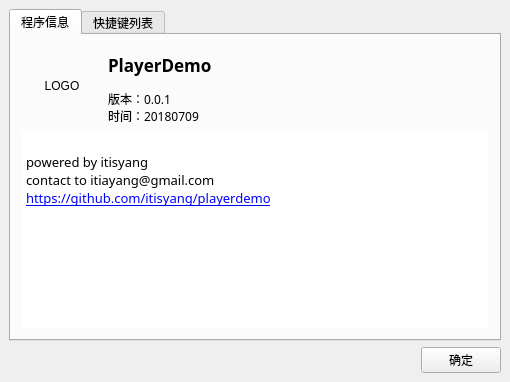
Old version of the form 3-VisualStudio2017/0-GtooPlayer/my/gtoo_player/GtooPlayer/ui/About.ui in the repository gtoo8888/-C-.
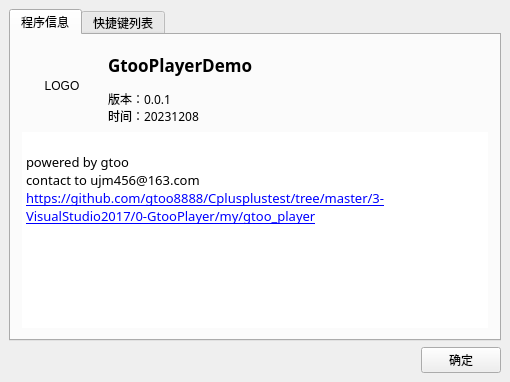
New version of the form.

Patch:
```diff
--- a/3-VisualStudio2017/0-GtooPlayer/my/gtoo_player/GtooPlayer/ui/About.ui
+++ b/3-VisualStudio2017/0-GtooPlayer/my/gtoo_player/GtooPlayer/ui/About.ui
@@ -83,7 +83,7 @@
                 </font>
                </property>
                <property name="text">
-                <string>PlayerDemo</string>
+                <string>GtooPlayerDemo</string>
                </property>
               </widget>
              </item>
@@ -96,7 +96,7 @@
                </property>
                <property name="text">
                 <string>版本：0.0.1
-时间：20180709</string>
+时间：20231208</string>
                </property>
               </widget>
              </item>
@@ -120,9 +120,9 @@
 p, li { white-space: pre-wrap; }
 &lt;/style&gt;&lt;/head&gt;&lt;body style=&quot; font-family:'微软雅黑'; font-size:9pt; font-weight:400; font-style:normal;&quot;&gt;
 &lt;p style=&quot;-qt-paragraph-type:empty; margin-top:0px; margin-bottom:0px; margin-left:0px; margin-right:0px; -qt-block-indent:0; text-indent:0px; font-family:'SimSun';&quot;&gt;&lt;br /&gt;&lt;/p&gt;
-&lt;p style=&quot; margin-top:0px; margin-bottom:0px; margin-left:0px; margin-right:0px; -qt-block-indent:0; text-indent:0px;&quot;&gt;&lt;span style=&quot; font-family:'SimSun'; font-size:10pt;&quot;&gt;powered by itisyang&lt;/span&gt;&lt;/p&gt;
-&lt;p style=&quot; margin-top:0px; margin-bottom:0px; margin-left:0px; margin-right:0px; -qt-block-indent:0; text-indent:0px;&quot;&gt;&lt;span style=&quot; font-family:'SimSun'; font-size:10pt;&quot;&gt;contact to itiayang@gmail.com&lt;/span&gt;&lt;/p&gt;
-&lt;p style=&quot; margin-top:0px; margin-bottom:0px; margin-left:0px; margin-right:0px; -qt-block-indent:0; text-indent:0px;&quot;&gt;&lt;a href=&quot;https://github.com/itisyang/playerdemo&quot;&gt;&lt;span style=&quot; font-family:'SimSun'; font-size:10pt; text-decoration: underline; color:#0000ff;&quot;&gt;https://github.com/itisyang/playerdemo&lt;/span&gt;&lt;/a&gt;&lt;/p&gt;&lt;/body&gt;&lt;/html&gt;</string>
+&lt;p style=&quot; margin-top:0px; margin-bottom:0px; margin-left:0px; margin-right:0px; -qt-block-indent:0; text-indent:0px;&quot;&gt;&lt;span style=&quot; font-family:'SimSun'; font-size:10pt;&quot;&gt;powered by gtoo&lt;/span&gt;&lt;/p&gt;
+&lt;p style=&quot; margin-top:0px; margin-bottom:0px; margin-left:0px; margin-right:0px; -qt-block-indent:0; text-indent:0px;&quot;&gt;&lt;span style=&quot; font-family:'SimSun'; font-size:10pt;&quot;&gt;contact to ujm456@163.com&lt;/span&gt;&lt;/p&gt;
+&lt;p style=&quot; margin-top:0px; margin-bottom:0px; margin-left:0px; margin-right:0px; -qt-block-indent:0; text-indent:0px;&quot;&gt;&lt;a href=&quot;https://github.com/itisyang/playerdemo&quot;&gt;&lt;span style=&quot; font-family:'SimSun'; font-size:10pt; text-decoration: underline; color:#0000ff;&quot;&gt;https://github.com/gtoo8888/Cplusplustest/tree/master/3-VisualStudio2017/0-GtooPlayer/my/gtoo_player&lt;/span&gt;&lt;/a&gt;&lt;/p&gt;&lt;/body&gt;&lt;/html&gt;</string>
            </property>
            <property name="openExternalLinks">
             <bool>true</bool>
```
Left out of the diff: 3 changed lines with no effect on the pictures.
